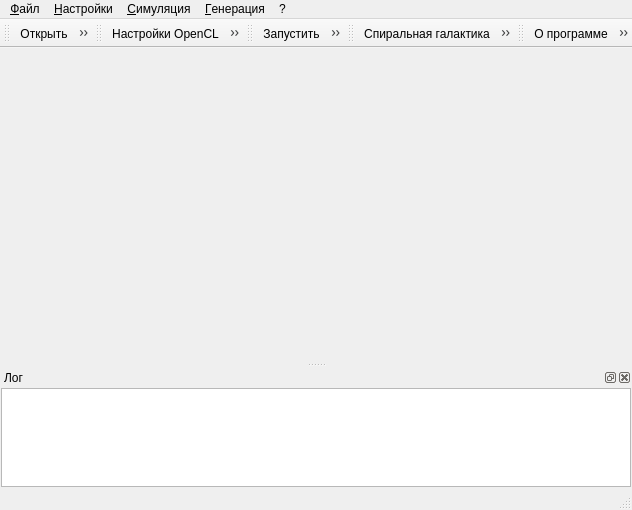
Before: the Qt Designer form mainwindow.ui in catompiler/qgalaxy, drawn with Qt 5.
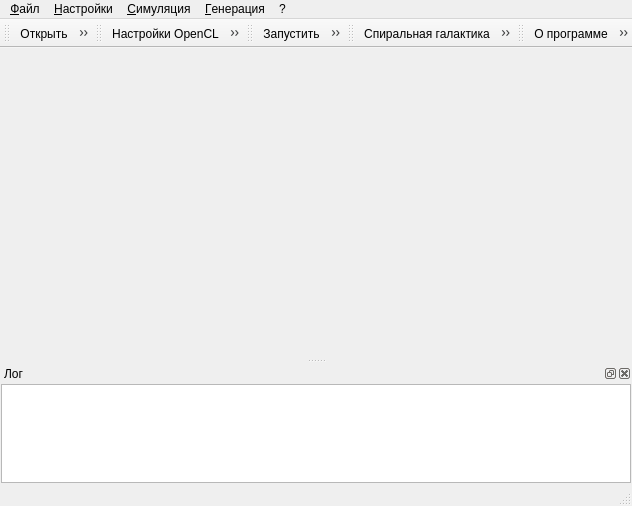
After: the same form once the commit is applied. Icons and pictures are not drawn.

```diff
--- a/mainwindow.ui
+++ b/mainwindow.ui
@@ -6,8 +6,8 @@
    <rect>
     <x>0</x>
     <y>0</y>
-    <width>570</width>
-    <height>510</height>
+    <width>566</width>
+    <height>506</height>
    </rect>
   </property>
   <property name="mouseTracking">
```
Left out of the diff: 20 changed lines with no effect on the pictures.
